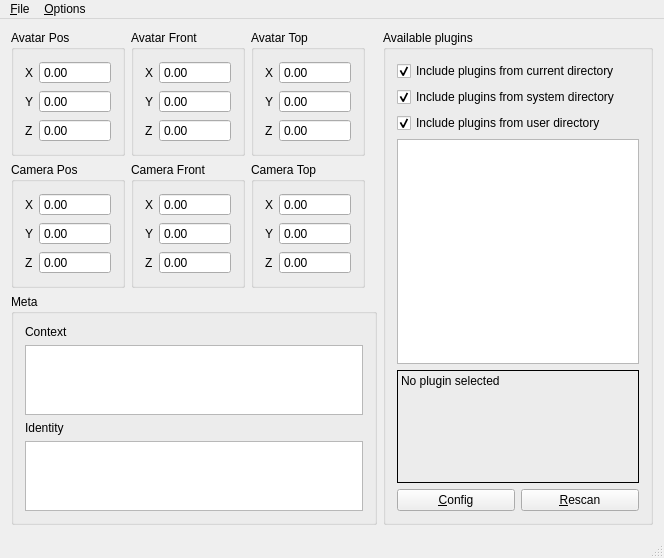
Old version of the form mumblepahelper.ui in the repository mumble-voip/mumble-pahelper.
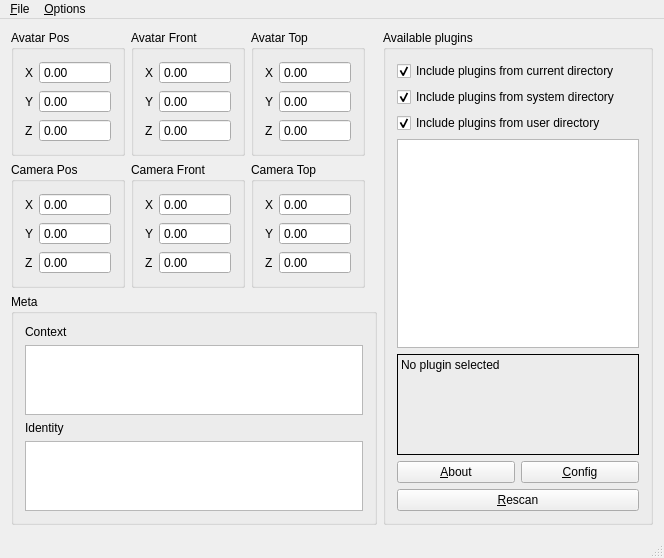
New version of the form.

Commit message:
Added "About" button
Like in Mumble, it displays the plugin's about message, if set.

Patch:
```diff
--- a/mumblepahelper.ui
+++ b/mumblepahelper.ui
@@ -247,21 +247,14 @@
        <string>Available plugins</string>
       </property>
       <layout class="QGridLayout" name="gridLayout_3">
-       <item row="5" column="0" rowspan="2" colspan="2">
+       <item row="5" column="1" rowspan="2" colspan="2">
         <widget class="QListWidget" name="qlwPlugins">
          <property name="selectionMode">
           <enum>QAbstractItemView::SingleSelection</enum>
          </property>
         </widget>
        </item>
-       <item row="8" column="1">
-        <widget class="QPushButton" name="qpbRescan">
-         <property name="text">
-          <string>&amp;Rescan</string>
-         </property>
-        </widget>
-       </item>
-       <item row="7" column="0" colspan="2">
+       <item row="7" column="1" colspan="2">
         <widget class="QLabel" name="qlPluginInfo">
          <property name="frameShape">
           <enum>QFrame::Box</enum>
@@ -280,14 +273,7 @@
          </property>
         </widget>
        </item>
-       <item row="8" column="0">
-        <widget class="QPushButton" name="qpbConfig">
-         <property name="text">
-          <string>&amp;Config</string>
-         </property>
-        </widget>
-       </item>
-       <item row="2" column="0" colspan="2">
+       <item row="2" column="1" colspan="2">
         <widget class="QCheckBox" name="qcbUserPlugins">
          <property name="text">
           <string>Include plugins from user directory</string>
@@ -297,7 +283,7 @@
          </property>
         </widget>
        </item>
-       <item row="0" column="0" colspan="2">
+       <item row="0" column="1" colspan="2">
         <widget class="QCheckBox" name="qcbCurrentDirectoryPlugins">
          <property name="text">
           <string>Include plugins from current directory</string>
@@ -307,7 +293,7 @@
          </property>
         </widget>
        </item>
-       <item row="1" column="0" colspan="2">
+       <item row="1" column="1" colspan="2">
         <widget class="QCheckBox" name="qcbSystemPlugins">
          <property name="text">
           <string>Include plugins from system directory</string>
@@ -317,6 +303,27 @@
          </property>
         </widget>
        </item>
+       <item row="9" column="1">
+        <widget class="QPushButton" name="qpbAbout">
+         <property name="text">
+          <string>&amp;About</string>
+         </property>
+        </widget>
+       </item>
+       <item row="9" column="2">
+        <widget class="QPushButton" name="qpbConfig">
+         <property name="text">
+          <string>&amp;Config</string>
+         </property>
+        </widget>
+       </item>
+       <item row="10" column="1" colspan="2">
+        <widget class="QPushButton" name="qpbRescan">
+         <property name="text">
+          <string>&amp;Rescan</string>
+         </property>
+        </widget>
+       </item>
       </layout>
      </widget>
     </item>
```
The commit also changes 2 other files.
